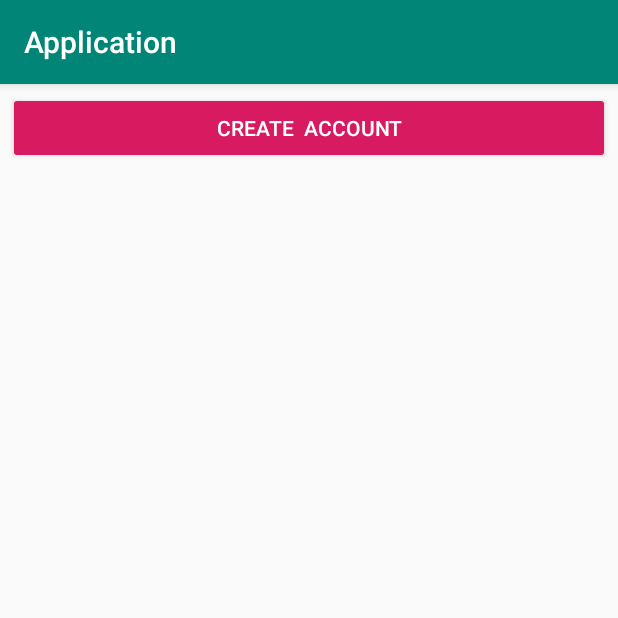
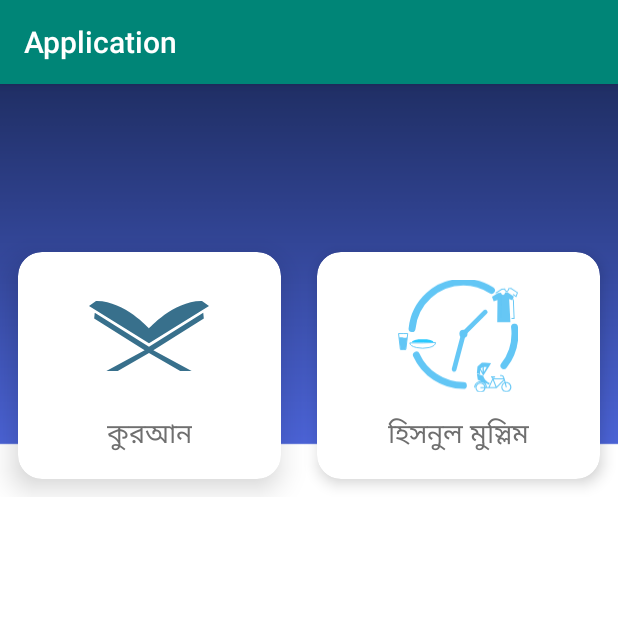
Before and after one commit to MdDoyalBabu/MyApplication, an Android app: the screen it shows after launch once a user with an empty profile is signed in (MainActivity), on a phone screen of 412 x 824 dp, the top half of it. Run offline under Robolectric (Android 15) with nearby library versions, the phone set to English and light mode, and no system bars; our stand-ins replace Firebase (no records; nobody signed in at launch, a user with empty details on screens opened directly).

Commit message:
Added a Grid View

```diff
--- a/app/build.gradle
+++ b/app/build.gradle
@@ -27,6 +27,7 @@ dependencies {
 
     api 'com.theartofdev.edmodo:android-image-cropper:2.8.+'
     implementation 'com.google.firebase:firebase-core:17.2.2'
+    implementation "androidx.cardview:cardview:1.0.0"
     implementation 'com.google.firebase:firebase-auth:19.2.0'
     implementation 'com.google.firebase:firebase-storage:19.1.1'
     implementation 'com.google.firebase:firebase-database:19.2.1'
--- /dev/null
+++ b/app/src/main/res/drawable-v24/daily_bn.xml
@@ -0,0 +1,14 @@
+<?xml version="1.0" encoding="utf-8"?>
+<vector android:height="41dp" android:width="44dp" android:viewportWidth="156.80371" android:viewportHeight="147.01326"
+  xmlns:android="http://schemas.android.com/apk/res/android">
+    <path android:pathData="M85.5 138c-27.3 0-50.9-16.3-61.5-39.7m-5.64-34.4c3.34-34.1 32.1-60.8 67.1-60.8 13.6 0 26.2 4 36.7 10.9m30.1 47.9c0.36 2.82 0.55 5.69 0.55 8.61 0 15.7-5.39 30.2-14.4 41.7" android:strokeColor="#62c6f5" android:strokeWidth="9" android:strokeLineCap="round" android:strokeLineJoin="round" />
+    <path android:pathData="M49.1 82.5a16.8 6.91 0 0 1-8.41 5.98 16.8 6.91 0 0 1-16.8 0 16.8 6.91 0 0 1-8.41-5.98h16.8z" android:strokeColor="#62c6f5" android:strokeWidth="1.26" android:strokeLineCap="round" android:strokeAlpha=".980" />
+    <path android:fillColor="#27caff" android:pathData="M32.3 77.5A14.3 4.23 0 0 0 18 81.73h28.5a14.3 4.23 0 0 0-14.3-4.23z" />
+    <path android:pathData="M6.7 91h3.58l2.42-20.7h-6m0 20.7H3.12L0.7 70.3h6" android:strokeColor="#62c6f5" android:strokeWidth="1.26" />
+    <path android:fillColor="#62c6f5" android:pathData="M1.34 75.5L3.5 91.1h6.41l2.16-15.6s-3.08 0.64-5.36 0.03C4.5 74.94 1.35 75.5 1.35 75.5z" />
+    <path android:fillColor="#62c6f5" android:pathData="M143 16.4l-3.13 0.23c-0.01 1.18-0.51 2.27-1.31 2.86-0.81 0.6-1.81 0.6-2.63 0-0.71-0.52-1.19-1.43-1.29-2.47l-3.86 0.29-7.98 5.15 2.22 5.66 4.97-1.63-0.32 29.1h17.2l-1.62-30.3 4.24 1.62 1.82-5.05z" android:fillAlpha=".980" />
+    <path android:fillColor="#62c6f5" android:pathData="M148 10.8l-3.92 0.29-0.01 0.58c-0.01 1.01-0.45 1.91-1.05 2.36-0.62 0.45-1.27 0.45-1.88 0-0.54-0.39-0.95-1.14-1.04-2.02l-0.06-0.61-4.63 0.34-8.11 5.24 0.68 1.05 7.84-5.06 3.2-0.24c0.22 0.93 0.64 1.78 1.37 2.31 1.01 0.74 2.36 0.74 3.37 0 0.85-0.62 1.29-1.66 1.44-2.77l2.47-0.18 7.69 5.06-1.38 3.83-3.42-2.28-0.69 1.04 4.75 3.16 2.26-6.27-8.87-5.84zm-12.5 9.86l-5.8 1.9 0.39 1.19 4.14-1.36-0.32 28.2 1.26 0.02 0.34-30zm15.8 3.66l-1.12 3.17 0.91 22.5h-2.76v1.25h4.07c-0.32-7.94-0.77-19-1.09-26.9z" />
+    <path android:fillColor="#62c6f5" android:pathData="M90.8 70.5a5.3 5.3 0 0 1-5.3 5.3 5.3 5.3 0 0 1-5.3-5.3 5.3 5.3 0 0 1 5.3-5.3 5.3 5.3 0 0 1 5.3 5.3z" android:fillAlpha=".980" />
+    <path android:pathData="M114 42.2L85.7 70.5 73.3 117" android:strokeColor="#62c6f5" android:strokeWidth="6.16" android:strokeLineCap="round" android:strokeAlpha=".980" />
+    <path android:fillColor="#62c6f5" android:pathData="M110 108l-6.13 5.17-0.81 8.79 4.24 1.35c-0.01-0.35 0.02-5.38 0.02-5.38l3.51 6.5 0.98 0.31 9.86-15.7-11.7-1.08zm2.12 5.98l3.85 0.01-3.72 6.57-0.12-6.58zm-1.65 0.3v6.32l-2.54-4.76 2.54-1.56zm-7.39 8.33l1.16 7.87 4.26 1.89c-1.66-0.13-3.35 0.22-4.84 1.08-2.59 1.5-4.19 4.27-4.18 7.26h1.36c0-2.51 1.33-4.82 3.5-6.08s4.84-1.26 7.02-0.01c1.97 1.14 3.24 3.16 3.46 5.4h-0.47c-0.35-3.3-3.11-5.89-6.5-5.89-3.62 0-6.57 2.95-6.57 6.57s2.95 6.57 6.57 6.57c3.39 0 6.15-2.59 6.5-5.89h14.3a0.68 0.68 0 0 0 0.48-0.2l9.5-9.5 0.63 2.37c-2.46 0.95-4.23 3.33-4.23 6.12 0 3.62 2.95 6.57 6.57 6.57s6.57-2.95 6.57-6.57-2.95-6.57-6.57-6.57c-0.35 0-0.69 0.05-1.03 0.1l-0.94-3.51a0.68 0.68 0 0 0-0.01-0.04l-1.22-3.66-0.03-0.05s-0.66-1.53-2.16-1.8c-1.15-0.2-2.82-0.19-2.82-0.19v1.36s1.69 0.01 2.58 0.17c0.53 0.09 1.16 1.03 1.18 1.07l0.56 1.67h-13.1l-0.17-1.22h2.47v-1.36h-5.35v1.36h1.51l0.25 1.8-5.04 10.7h-2.1c-0.17-2.07-1.09-3.98-2.58-5.39l5.33 2.37 1-2.02c-6.78-2.69-8.42-9.23-8.47-9.59l-8.38-2.77zm21.9 7.47h13.1l0.03 0.1-9.32 9.32-3.86-9.41zm-1.06 1.01l3.66 8.93h-7.86l4.2-8.93zm17.6 3.86c2.89 0 5.21 2.32 5.21 5.21s-2.32 5.21-5.21 5.21-5.21-2.32-5.21-5.21c0-2.18 1.33-4.03 3.22-4.81l1.33 4.99 1.32-0.35-1.33-4.97c0.22-0.03 0.44-0.07 0.67-0.07zm-33.8 0.54c2.65 0 4.81 1.97 5.14 4.53h-5.14v1.36h5.14c-0.33 2.56-2.49 4.53-5.14 4.53-2.89 0-5.21-2.32-5.21-5.21s2.32-5.21 5.21-5.21z" />
+</vector>
--- /dev/null
+++ b/app/src/main/res/drawable-v24/quranic.xml
@@ -0,0 +1,5 @@
+<?xml version="1.0" encoding="utf-8"?>
+<vector android:height="28dp" android:width="48dp" android:viewportWidth="173.3228" android:viewportHeight="101.97658"
+  xmlns:android="http://schemas.android.com/apk/res/android">
+    <path android:fillColor="#38708c" android:pathData="M10.12 0L0 7.26l86.66 54.16 86.66-54.16L163.2 0c-40.74-0.52-76.54 39.96-76.54 39.96S50.85-0.52 10.12 0zM8.29 17.28l-0.83 8.29 72.91 46.21-55.31 30.19h16.5l45.1-26.04 45.1 26.04h16.5L92.95 71.78l72.9-46.22-0.83-8.29L86.65 66.6 8.28 17.27z" />
+</vector>
--- a/app/src/main/res/layout/activity_main.xml
+++ b/app/src/main/res/layout/activity_main.xml
@@ -1,21 +1,118 @@
 <?xml version="1.0" encoding="utf-8"?>
-<RelativeLayout xmlns:android="http://schemas.android.com/apk/res/android"
+<LinearLayout xmlns:android="http://schemas.android.com/apk/res/android"
     xmlns:app="http://schemas.android.com/apk/res-auto"
     xmlns:tools="http://schemas.android.com/tools"
     android:layout_width="match_parent"
     android:layout_height="match_parent"
-    android:layout_margin="5dp"
+    android:background="@drawable/bgapps"
     tools:context=".MainActivity">
 
 
-    <Button
 
-        android:id="@+id/create_Account_button_Id"
-        style="@style/Widget.AppCompat.Button.Colored"
-        android:layout_width="match_parent"
-        android:layout_height="wrap_content"
-        android:layout_alignParentStart="true"
-        android:padding="5dp"
-        android:text="Create  Account" />
+        <GridLayout
+            android:layout_marginTop="100dp"
+            android:id="@+id/maingridViewid2"
+            android:columnCount="2"
+            android:rowCount="3"
+            android:alignmentMode="alignMargins"
+            android:columnOrderPreserved="false"
+            android:layout_width="match_parent"
+            android:layout_height="wrap_content"
 
-</RelativeLayout>
+            >
+            <androidx.cardview.widget.CardView
+                android:layout_width="wrap_content"
+                android:layout_height="wrap_content"
+                app:cardElevation="12dp"
+                android:layout_columnWeight="1"
+                app:cardBackgroundColor="#fff"
+                android:layout_rowWeight="1"
+                app:cardCornerRadius="16dp"
+                android:layout_margin="12dp"
+                android:id="@+id/gridItem1Id"
+                >
+
+
+                <LinearLayout
+                    android:orientation="vertical"
+                    android:padding="16dp"
+                    android:gravity="center"
+                    android:layout_width="match_parent"
+                    android:layout_height="match_parent"
+
+                    >
+
+                    <ImageView
+                        android:layout_width="80dp"
+                        android:layout_height="80dp"
+                        android:src="@drawable/quranic"
+                        />
+                    <TextView
+                        android:layout_width="wrap_content"
+                        android:layout_height="wrap_content"
+                        android:text="কুরআন"
+                        android:textSize="18sp"
+                        android:textColor="#6f6f6f"
+                        android:layout_marginTop="12dp"
+                        />
+
+
+
+
+                </LinearLayout>
+
+
+            </androidx.cardview.widget.CardView>
+
+
+
+            <androidx.cardview.widget.CardView
+                android:layout_width="wrap_content"
+                android:layout_height="wrap_content"
+                app:cardElevation="6dp"
+                android:layout_columnWeight="1"
+                android:layout_rowWeight="1"
+                app:cardCornerRadius="16dp"
+                android:layout_margin="12dp"
+                android:id="@+id/gridItem2Id"
+                >
+
+
+                <LinearLayout
+                    android:orientation="vertical"
+                    android:padding="16dp"
+                    android:gravity="center"
+                    android:layout_width="match_parent"
+                    android:layout_height="match_parent"
+
+                    >
+
+                    <ImageView
+                        android:layout_width="80dp"
+                        android:layout_height="80dp"
+                        android:src="@drawable/daily_bn"
+                        />
+                    <TextView
+                        android:layout_width="wrap_content"
+                        android:layout_height="wrap_content"
+                        android:text="হিসনুল মুস্লিম"
+                        android:textSize="18sp"
+                        android:textColor="#6f6f6f"
+                        android:layout_marginTop="12dp"
+                        />
+
+
+
+
+                </LinearLayout>
+
+
+            </androidx.cardview.widget.CardView>
+
+
+
+
+
+
+        </GridLayout>
+</LinearLayout>
```
Also changed, not shown: app/src/main/res/drawable-v24/bgapps.png (added), app/src/main/res/drawable-v24/bookmark.png (added).
